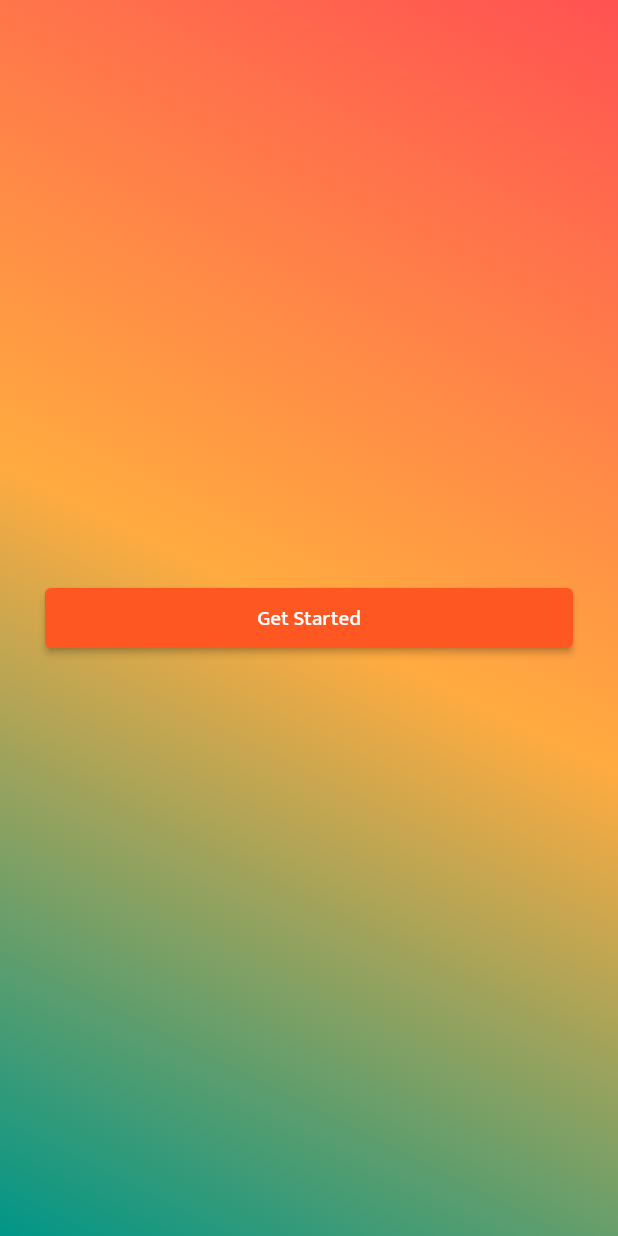
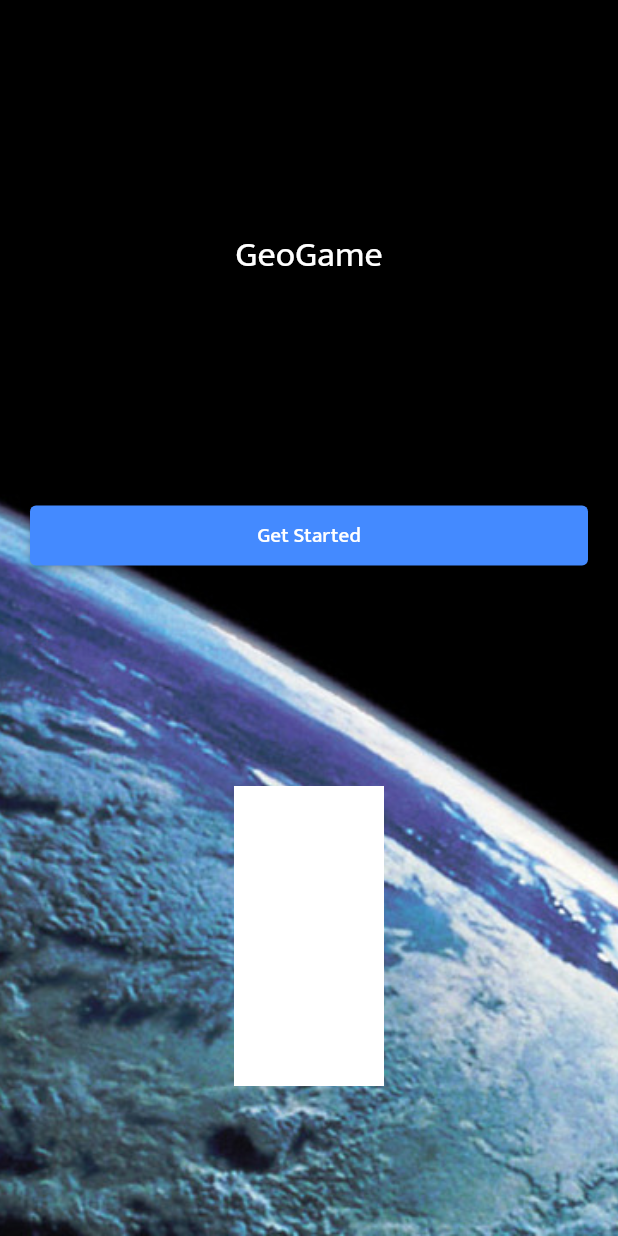
Before and after one commit to kahveciogluo/geo_game, a Flutter app: the screen it shows after launch, after a tap on "Get Started", on a phone screen of 412 x 824 dp. Run offline on Flutter 3.47's test engine with Material 2 defaults, Android fonts, the phone set to English and light mode, and no system bars.

Commit message:
update onboarding page
update onboarding page

```diff
--- a/lib/onboard.dart
+++ b/lib/onboard.dart
@@ -8,36 +8,47 @@ class OnboardPage extends StatefulWidget {
 }
 
 class _OnboardPageState extends State<OnboardPage> {
+  bool selected = false;
+
   @override
   Widget build(BuildContext context) {
     return Scaffold(
-      body: Stack(
-        children: [
-          Container(
-              decoration: BoxDecoration(
-                  gradient: LinearGradient(
-                    colors: [Colors.redAccent, Colors.orangeAccent, Colors.teal],
-                    begin: Alignment.topRight,
-                    end: Alignment.bottomLeft,
-                  )
-              )
+      body: Container(
+        decoration: BoxDecoration(
+          image: DecorationImage(
+            image: ExactAssetImage('assets/images/planet.jpeg'),
+            fit: BoxFit.fitHeight,
           ),
-          Center(child: Text('GeoGame', style: TextStyle(fontFamily: 'Mukta'),)),
-          Align(
-            alignment: Alignment.center,
-            child: Padding(
-              padding: EdgeInsets.symmetric(horizontal: 30.0),
-              child: ElevatedButton(
-                onPressed: () {},
+        ),
+        child: Container(
+          padding: EdgeInsets.only(top: 150, bottom:100, left: 20, right: 20),
+          child: Column(
+            mainAxisAlignment: MainAxisAlignment.spaceBetween,
+            children: [
+              Text('GeoGame', style: TextStyle(fontFamily: 'Mukta', color: Colors.white, fontSize: 24),),
+              ElevatedButton(
+                onPressed: () {
+                  setState(() {
+                    selected = !selected;
+                  });
+                  print(selected.toString());
+                },
                 child: const Text('Get Started'),
                 style: ElevatedButton.styleFrom(
                     fixedSize: Size(MediaQuery.of(context).size.width, 40),
-                    primary: Colors.deepOrange
+                    primary: Colors.blueAccent
                 ),
               ),
-            ),
+              AnimatedContainer(
+                duration: Duration(microseconds: 10),
+                alignment: Alignment.bottomCenter,
+                color: Colors.white,
+                width: 100,
+                height: 200,
+              ),
+            ],
           ),
-        ],
+        ),
       ),
     );
   }
--- a/pubspec.yaml
+++ b/pubspec.yaml
@@ -61,7 +61,8 @@ flutter:
   # assets:
   #   - images/a_dot_burr.jpeg
   #   - images/a_dot_ham.jpeg
-
+  assets:
+    - assets/images/planet.jpeg
   # An image asset can refer to one or more resolution-specific "variants", see
   # https://flutter.dev/assets-and-images/#resolution-aware.
 
```
Also changed, not shown: assets/images/planet.jpeg (added).
